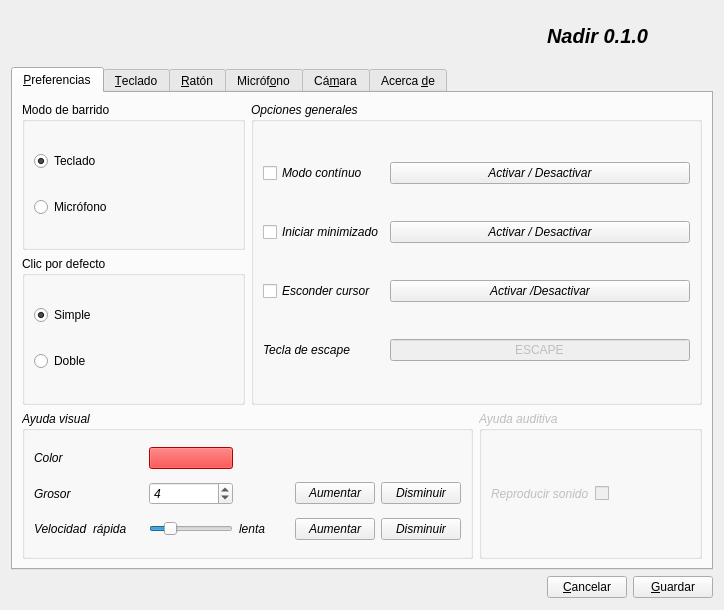
rfernandezfranco/nadir, file src/confWidget.ui: the form before one commit.
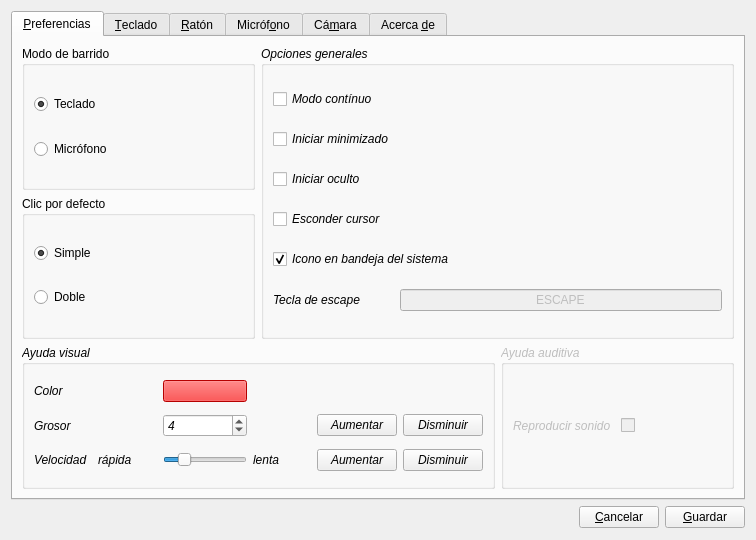
The form after the commit. Icons and pictures are not drawn.

Commit message:
Tray icon. Hidden option. gitignore. pro file.
- Fixed Compiz error
- Hidden version in configuration window
- Configuration window header removed
- Window icon
- System tray icon
- .gitignore file
- .pro file for Qt Creator
- minimized | hidden start option

The edit to the form file:
```diff
--- a/src/confWidget.ui
+++ b/src/confWidget.ui
@@ -4,21 +4,31 @@
   <property name="windowModality" >
    <enum>Qt::NonModal</enum>
   </property>
-  <property name="geometry" >
+  <property name="geometry">
    <rect>
     <x>0</x>
     <y>0</y>
-    <width>724</width>
-    <height>610</height>
+    <width>756</width>
+    <height>540</height>
    </rect>
   </property>
-  <property name="windowTitle" >
+  <property name="sizePolicy">
+   <sizepolicy hsizetype="Preferred" vsizetype="Minimum">
+    <horstretch>0</horstretch>
+    <verstretch>0</verstretch>
+   </sizepolicy>
+  </property>
+  <property name="windowTitle">
    <string>Configuración</string>
   </property>
-  <layout class="QGridLayout" name="gridLayout_6" >
-   <item row="2" column="0" >
-    <spacer name="horizontalSpacer" >
-     <property name="orientation" >
+  <property name="windowIcon">
+   <iconset resource="nadir.qrc">
+    <normaloff>:/images/images/nadir.png</normaloff>:/images/images/nadir.png</iconset>
+  </property>
+  <layout class="QGridLayout" name="gridLayout_6">
+   <item row="1" column="0">
+    <spacer name="horizontalSpacer">
+     <property name="orientation">
       <enum>Qt::Horizontal</enum>
      </property>
      <property name="sizeHint" stdset="0" >
@@ -29,75 +39,23 @@
      </property>
     </spacer>
    </item>
-   <item row="0" column="0" >
-    <widget class="QLabel" name="label_8" >
-     <property name="sizePolicy" >
-      <sizepolicy vsizetype="Minimum" hsizetype="Minimum" >
+   <item row="1" column="1">
+    <widget class="QPushButton" name="cancelButton">
+     <property name="sizePolicy">
+      <sizepolicy hsizetype="Fixed" vsizetype="Fixed">
        <horstretch>0</horstretch>
        <verstretch>0</verstretch>
       </sizepolicy>
      </property>
-     <property name="minimumSize" >
-      <size>
-       <width>50</width>
-       <height>50</height>
-      </size>
-     </property>
-     <property name="maximumSize" >
-      <size>
-       <width>50</width>
-       <height>50</height>
-      </size>
-     </property>
-     <property name="styleSheet" >
-      <string notr="true" >background-image: url(:/images/images/nadir.png);</string>
-     </property>
-     <property name="text" >
-      <string/>
-     </property>
-    </widget>
-   </item>
-   <item row="0" column="1" colspan="2" >
-    <widget class="QLabel" name="titleLabel" >
-     <property name="sizePolicy" >
-      <sizepolicy vsizetype="Preferred" hsizetype="MinimumExpanding" >
-       <horstretch>0</horstretch>
-       <verstretch>0</verstretch>
-      </sizepolicy>
-     </property>
-     <property name="font" >
-      <font>
-       <pointsize>15</pointsize>
-       <weight>75</weight>
-       <italic>true</italic>
-       <bold>true</bold>
-      </font>
-     </property>
-     <property name="text" >
-      <string>Nadir 0.1.0</string>
-     </property>
-     <property name="alignment" >
-      <set>Qt::AlignLeading|Qt::AlignLeft|Qt::AlignVCenter</set>
-     </property>
-    </widget>
-   </item>
-   <item row="2" column="1" >
-    <widget class="QPushButton" name="cancelButton" >
-     <property name="sizePolicy" >
-      <sizepolicy vsizetype="Fixed" hsizetype="Fixed" >
-       <horstretch>0</horstretch>
-       <verstretch>0</verstretch>
-      </sizepolicy>
-     </property>
-     <property name="text" >
+     <property name="text">
       <string>&amp;Cancelar</string>
      </property>
     </widget>
    </item>
-   <item row="2" column="2" >
-    <widget class="QPushButton" name="saveButton" >
-     <property name="sizePolicy" >
-      <sizepolicy vsizetype="Fixed" hsizetype="Fixed" >
+   <item row="1" column="2">
+    <widget class="QPushButton" name="saveButton">
+     <property name="sizePolicy">
+      <sizepolicy hsizetype="Fixed" vsizetype="Fixed">
        <horstretch>0</horstretch>
        <verstretch>0</verstretch>
       </sizepolicy>
@@ -107,9 +65,9 @@
      </property>
     </widget>
    </item>
-   <item row="1" column="0" colspan="3" >
-    <widget class="QTabWidget" name="tabWidget" >
-     <property name="enabled" >
+   <item row="0" column="0" colspan="3">
+    <widget class="QTabWidget" name="tabWidget">
+     <property name="enabled">
       <bool>true</bool>
      </property>
      <property name="styleSheet" >
@@ -124,18 +82,18 @@
        <height>32</height>
       </size>
      </property>
-     <widget class="QWidget" name="mainTab" >
-      <attribute name="title" >
-       <string>&amp;Preferencias</string>
-      </attribute>
-      <attribute name="icon" >
-       <iconset resource="nadir.qrc" >
+     <widget class="QWidget" name="mainTab">
+      <attribute name="icon">
+       <iconset resource="nadir.qrc">
         <normaloff>:/images/images/preferences.svg</normaloff>:/images/images/preferences.svg</iconset>
       </attribute>
-      <layout class="QGridLayout" name="gridLayout" >
-       <item rowspan="2" row="0" column="1" colspan="2" >
-        <widget class="QGroupBox" name="groupBox_3" >
-         <property name="font" >
+      <attribute name="title">
+       <string>&amp;Preferencias</string>
+      </attribute>
+      <layout class="QGridLayout" name="gridLayout">
+       <item row="0" column="1" rowspan="2" colspan="2">
+        <widget class="QGroupBox" name="groupBox_3">
+         <property name="font">
           <font>
            <italic>true</italic>
           </font>
@@ -154,51 +112,16 @@
             </property>
            </widget>
           </item>
-          <item row="2" column="0" >
-           <widget class="QCheckBox" name="minimizedBox" >
-            <property name="text" >
-             <string>Iniciar minimizado</string>
-            </property>
-           </widget>
-          </item>
-          <item row="2" column="1" >
-           <widget class="QPushButton" name="pushButton" >
-            <property name="text" >
-             <string>Activar / Desactivar</string>
-            </property>
-           </widget>
-          </item>
-          <item row="1" column="1" >
-           <widget class="QPushButton" name="pushButton_5" >
-            <property name="text" >
-             <string>Activar / Desactivar</string>
-            </property>
-           </widget>
-          </item>
-          <item row="3" column="0" >
-           <widget class="QCheckBox" name="hidePointerBox" >
-            <property name="text" >
-             <string>Esconder cursor</string>
-            </property>
-           </widget>
-          </item>
-          <item row="3" column="1" >
-           <widget class="QPushButton" name="pushButton_2" >
-            <property name="text" >
-             <string>Activar /Desactivar</string>
-            </property>
-           </widget>
-          </item>
-          <item row="4" column="0" >
-           <widget class="QLabel" name="label_28" >
-            <property name="text" >
+          <item row="6" column="0">
+           <widget class="QLabel" name="label_28">
+            <property name="text">
              <string>Tecla de escape</string>
             </property>
            </widget>
           </item>
-          <item row="4" column="1" >
-           <widget class="QLineEdit" name="lineEdit_3" >
-            <property name="enabled" >
+          <item row="6" column="1">
+           <widget class="QLineEdit" name="lineEdit_3">
+            <property name="enabled">
              <bool>false</bool>
             </property>
             <property name="font" >
@@ -214,6 +137,40 @@
             </property>
            </widget>
           </item>
+          <item row="4" column="0">
+           <widget class="QCheckBox" name="hidePointerBox">
+            <property name="text">
+             <string>Esconder cursor</string>
+            </property>
+           </widget>
+          </item>
+          <item row="2" column="0">
+           <widget class="QCheckBox" name="minimizedBox">
+            <property name="autoFillBackground">
+             <bool>false</bool>
+            </property>
+            <property name="text">
+             <string>Iniciar minimizado</string>
+            </property>
+           </widget>
+          </item>
+          <item row="3" column="0">
+           <widget class="QCheckBox" name="hiddenBox">
+            <property name="text">
+             <string>Iniciar oculto</string>
+            </property>
+           </widget>
+          </item>
+          <item row="5" column="0" colspan="2">
+           <widget class="QCheckBox" name="systrayBox">
+            <property name="text">
+             <string>Icono en bandeja del sistema</string>
+            </property>
+            <property name="checked">
+             <bool>true</bool>
+            </property>
+           </widget>
+          </item>
          </layout>
         </widget>
        </item>
@@ -436,18 +393,18 @@
        </item>
       </layout>
      </widget>
-     <widget class="QWidget" name="keyTab" >
-      <attribute name="title" >
-       <string>&amp;Teclado</string>
-      </attribute>
-      <attribute name="icon" >
-       <iconset resource="nadir.qrc" >
+     <widget class="QWidget" name="keyTab">
+      <attribute name="icon">
+       <iconset resource="nadir.qrc">
         <normaloff>:/images/images/keyboard.svg</normaloff>:/images/images/keyboard.svg</iconset>
       </attribute>
-      <layout class="QGridLayout" name="gridLayout_4" >
-       <item row="0" column="0" colspan="2" >
-        <widget class="QLabel" name="label_6" >
-         <property name="font" >
+      <attribute name="title">
+       <string>&amp;Teclado</string>
+      </attribute>
+      <layout class="QGridLayout" name="gridLayout_4">
+       <item row="0" column="0" colspan="2">
+        <widget class="QLabel" name="label_6">
+         <property name="font">
           <font>
            <italic>true</italic>
           </font>
@@ -508,18 +465,18 @@
        </item>
       </layout>
      </widget>
-     <widget class="QWidget" name="mouseTab" >
-      <attribute name="title" >
-       <string>&amp;Ratón</string>
-      </attribute>
-      <attribute name="icon" >
-       <iconset resource="nadir.qrc" >
+     <widget class="QWidget" name="mouseTab">
+      <attribute name="icon">
+       <iconset resource="nadir.qrc">
         <normaloff>:/images/images/mouse.svg</normaloff>:/images/images/mouse.svg</iconset>
       </attribute>
-      <layout class="QGridLayout" name="gridLayout_5" >
-       <item row="1" column="0" colspan="2" >
-        <widget class="QLabel" name="label_7" >
-         <property name="font" >
+      <attribute name="title">
+       <string>&amp;Ratón</string>
+      </attribute>
+      <layout class="QGridLayout" name="gridLayout_5">
+       <item row="1" column="0" colspan="2">
+        <widget class="QLabel" name="label_7">
+         <property name="font">
           <font>
            <italic>true</italic>
           </font>
@@ -567,18 +524,18 @@
        </item>
       </layout>
      </widget>
-     <widget class="QWidget" name="micTab" >
-      <attribute name="title" >
-       <string>Micróf&amp;ono</string>
-      </attribute>
-      <attribute name="icon" >
-       <iconset resource="nadir.qrc" >
+     <widget class="QWidget" name="micTab">
+      <attribute name="icon">
+       <iconset resource="nadir.qrc">
         <normaloff>:/images/images/audio-input-microphone.svg</normaloff>:/images/images/audio-input-microphone.svg</iconset>
       </attribute>
-      <layout class="QGridLayout" name="gridLayout_14" >
-       <item row="1" column="0" >
-        <widget class="QStackedWidget" name="micWidget" >
-         <property name="acceptDrops" >
+      <attribute name="title">
+       <string>Micróf&amp;ono</string>
+      </attribute>
+      <layout class="QGridLayout" name="gridLayout_14">
+       <item row="1" column="0">
+        <widget class="QStackedWidget" name="micWidget">
+         <property name="acceptDrops">
           <bool>true</bool>
          </property>
          <property name="autoFillBackground" >
@@ -1074,18 +1031,18 @@
        </item>
       </layout>
      </widget>
-     <widget class="QWidget" name="camTab" >
-      <attribute name="title" >
-       <string>Cá&amp;mara</string>
-      </attribute>
-      <attribute name="icon" >
-       <iconset resource="nadir.qrc" >
+     <widget class="QWidget" name="camTab">
+      <attribute name="icon">
+       <iconset resource="nadir.qrc">
         <normaloff>:/images/images/camera.svg</normaloff>:/images/images/camera.svg</iconset>
       </attribute>
-      <layout class="QGridLayout" name="gridLayout_3" >
-       <item row="0" column="0" colspan="3" >
-        <widget class="QLabel" name="label_5" >
-         <property name="font" >
+      <attribute name="title">
+       <string>Cá&amp;mara</string>
+      </attribute>
+      <layout class="QGridLayout" name="gridLayout_3">
+       <item row="0" column="0" colspan="3">
+        <widget class="QLabel" name="label_5">
+         <property name="font">
           <font>
            <italic>true</italic>
           </font>
@@ -1156,18 +1113,18 @@
        </item>
       </layout>
      </widget>
-     <widget class="QWidget" name="aboutTab" >
-      <attribute name="title" >
-       <string>Acerca &amp;de</string>
-      </attribute>
-      <attribute name="icon" >
-       <iconset resource="nadir.qrc" >
+     <widget class="QWidget" name="aboutTab">
+      <attribute name="icon">
+       <iconset resource="nadir.qrc">
         <normaloff>:/images/images/about.svg</normaloff>:/images/images/about.svg</iconset>
       </attribute>
-      <layout class="QGridLayout" name="gridLayout_10" >
-       <item row="0" column="0" >
-        <widget class="QTextEdit" name="textEdit" >
-         <property name="enabled" >
+      <attribute name="title">
+       <string>Acerca &amp;de</string>
+      </attribute>
+      <layout class="QGridLayout" name="gridLayout_10">
+       <item row="0" column="0">
+        <widget class="QTextEdit" name="aboutText">
+         <property name="enabled">
           <bool>true</bool>
          </property>
          <property name="readOnly" >
```
Left out of the diff: 793 changed lines with no effect on the pictures. The commit also changes 15 other files.
